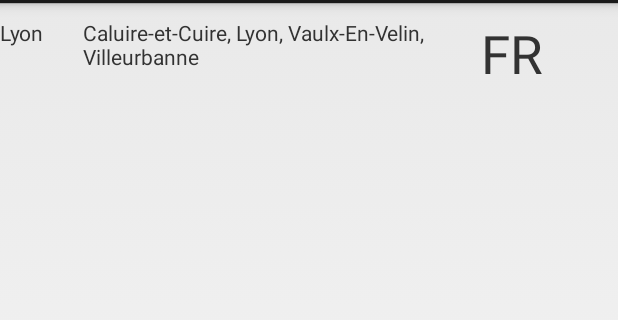
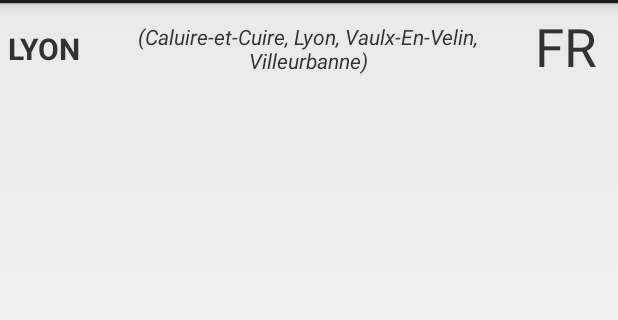
Before and after one commit to TBG-FR/IUT_Android_JCDecaux, an Android app: the layout item_contract.xml on its own in the app's theme, with its tools: preview values and no code run, on a phone screen of 412 x 824 dp, the part 69-389 px from its top. Run offline under Robolectric (Android 15) with nearby library versions, the phone set to English and light mode, and no system bars.

Commit message:
Improved Design, Fixed MainActivity Intent, etc

```diff
--- a/TP_JCD/app/src/main/java/com/iut/tbg/jcdecaux/Adapters/ContractsAdapter.java
+++ b/TP_JCD/app/src/main/java/com/iut/tbg/jcdecaux/Adapters/ContractsAdapter.java
@@ -62,7 +62,7 @@ public class ContractsAdapter extends ArrayAdapter<Contract> implements Serializ
 
         // Populate the data from the data object via the contractHolder object into the template view.
         contractHolder.name.setText(contract.getName());
-        contractHolder.cities.setText(contract.getCitiesToString());
+        contractHolder.cities.setText("(" + contract.getCitiesToString() + ")");
         contractHolder.country.setText(contract.getCountryCode());
 
         //convertView.setSelected(true);
--- a/TP_JCD/app/src/main/java/com/iut/tbg/jcdecaux/StationDetailsActivity.java
+++ b/TP_JCD/app/src/main/java/com/iut/tbg/jcdecaux/StationDetailsActivity.java
@@ -44,7 +44,7 @@ public class StationDetailsActivity extends Activity {
         tv_bikes_available = (TextView) findViewById(R.id.tv_bikes_available);
         tv_stands_available = (TextView) findViewById(R.id.tv_stands_available);
         tv_stands_total = (TextView) findViewById(R.id.tv_stands_total);
-        tv_last_update = (TextView) findViewById(R.id.tv_last_update);
+        tv_last_update = (TextView) findViewById(R.id.tv_last_update_value);
 
         btn_goto = (Button) findViewById(R.id.btn_goto) ;
         btn_goback = (Button) findViewById(R.id.btn_goback) ;
--- a/TP_JCD/app/src/main/res/layout/item_contract.xml
+++ b/TP_JCD/app/src/main/res/layout/item_contract.xml
@@ -1,35 +1,28 @@
 <?xml version="1.0" encoding="utf-8"?>
 
-<LinearLayout xmlns:android="http://schemas.android.com/apk/res/android"
+<android.support.constraint.ConstraintLayout xmlns:android="http://schemas.android.com/apk/res/android"
     android:layout_width="match_parent"
-    android:layout_height="wrap_content"
-    android:orientation="horizontal"
-    android:background="@drawable/bg_key"
-    >
+    android:layout_height="@dimen/height_buttons"
+    xmlns:app="http://schemas.android.com/apk/res-auto"
+    android:layout_marginTop="@dimen/vertical_margin_between_elements"
+    android:layout_marginBottom="@dimen/vertical_margin_between_elements"
+    android:background="@drawable/bg_key">
 
     <TextView
         android:id="@+id/contract_name"
         android:text="Lyon"
 
-        android:layout_width="50dp"
-        android:layout_height="50dp"
+        android:gravity="center"
+        android:textAllCaps="true"
+        android:textStyle="bold"
+        android:textSize="20sp"
 
+        android:layout_width="wrap_content"
+        android:layout_height="@dimen/height_buttons"
         android:layout_gravity="center_vertical"
 
-        android:layout_marginEnd="5dp"
-
-        />
-
-    <TextView
-        android:id="@+id/contract_cities"
-        android:text="Caluire-et-Cuire, Lyon, Vaulx-En-Velin, Villeurbanne"
-
-        android:layout_width="250dp"
-        android:layout_height="50dp"
-
-        android:layout_gravity="center_vertical"
-
-        android:layout_marginEnd="5dp"
+        app:layout_constraintLeft_toLeftOf="parent"
+        android:layout_marginLeft="@dimen/horizontal_margin_between_elements"
 
         />
 
@@ -51,12 +44,31 @@
         android:textSize="35sp"
 
         android:layout_width="50dp"
-        android:layout_height="50dp"
+        android:layout_height="@dimen/height_buttons"
 
         android:layout_gravity="center_vertical"
 
-        android:layout_margin="10dp"
+        app:layout_constraintRight_toRightOf="parent"
+        android:layout_marginRight="@dimen/horizontal_margin_between_elements"
 
         />
 
-</LinearLayout>
+    <TextView
+        android:id="@+id/contract_cities"
+        android:text="(Caluire-et-Cuire, Lyon, Vaulx-En-Velin, Villeurbanne)"
+
+        android:gravity="center"
+        android:textStyle="italic"
+
+        android:layout_width="0dp"
+        android:layout_height="@dimen/height_buttons"
+        android:layout_gravity="center_vertical"
+
+        app:layout_constraintLeft_toRightOf="@+id/contract_name"
+        app:layout_constraintRight_toLeftOf="@id/contract_country"
+        android:layout_marginLeft="@dimen/horizontal_margin_between_elements"
+        android:layout_marginRight="@dimen/horizontal_margin_between_elements"
+
+        />
+
+</android.support.constraint.ConstraintLayout>
--- a/TP_JCD/app/src/main/res/values/strings.xml
+++ b/TP_JCD/app/src/main/res/values/strings.xml
@@ -17,4 +17,5 @@
     <string name="btn_navigation_exit">Quitter</string>
 
     <string name="title_activity_stations_map">Stations Map Activity</string>
+
 </resources>
```
Also changed, not shown: TP_JCD/app/src/main/java/com/iut/tbg/jcdecaux/JCDAsyncTask.java (+8 -2 lines), TP_JCD/app/src/main/java/com/iut/tbg/jcdecaux/SplashScreenActivity.java (+12 -7 lines), TP_JCD/app/src/main/res/layout/activity_splash_screen.xml (+8 -6 lines), TP_JCD/app/src/main/res/layout/activity_station_details.xml (+5 -5 lines).
